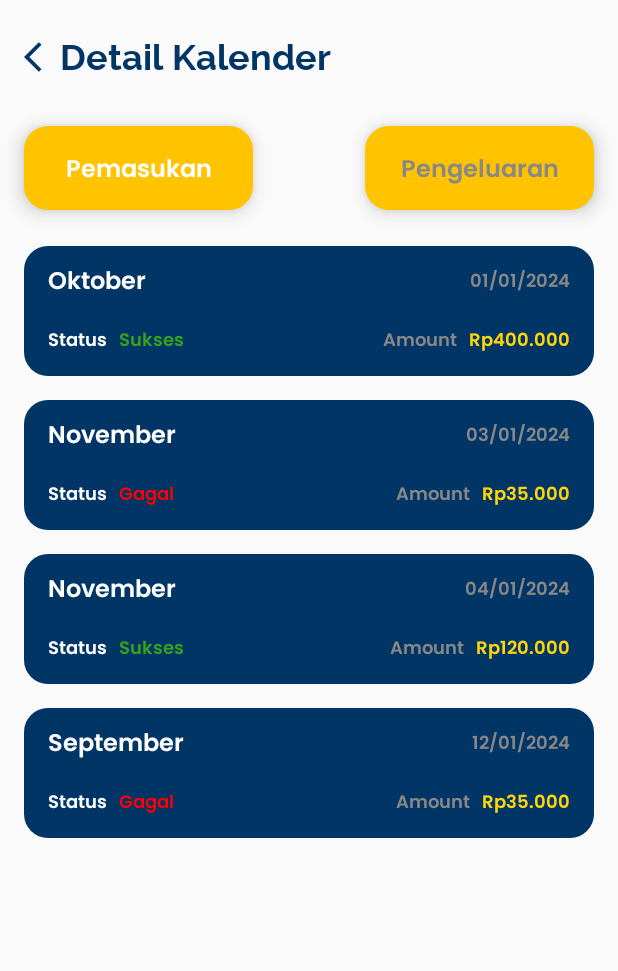
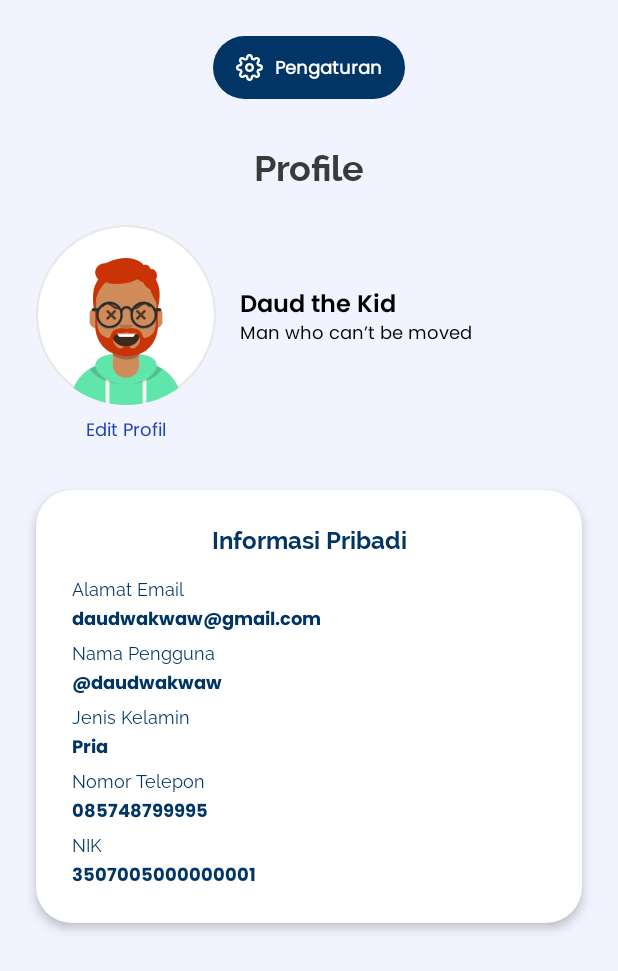
Before and after one commit to fanggadewangga/JurnalKas, an Android app built with Jetpack Compose: the screen it shows after launch (MainActivity), on a phone screen of 412 x 824 dp. Shown: the top 971 px of the screen. Run offline under Robolectric (Android 15) with nearby library versions, the light colour scheme and no system bars.

Commit message:
feat(profile): add profile screen

```diff
--- a/app/src/main/java/com/ptotakkanan/jurnalkas/feature/common/navigation/Navigation.kt
+++ b/app/src/main/java/com/ptotakkanan/jurnalkas/feature/common/navigation/Navigation.kt
@@ -13,6 +13,7 @@ import com.ptotakkanan.jurnalkas.feature.category.CategoryScreen
 import com.ptotakkanan.jurnalkas.feature.common.route.Screen
 import com.ptotakkanan.jurnalkas.feature.login.LoginScreen
 import com.ptotakkanan.jurnalkas.feature.note.NoteScreen
+import com.ptotakkanan.jurnalkas.feature.profile.ProfileScreen
 import com.ptotakkanan.jurnalkas.feature.recap.FinancialRecapScreen
 import com.ptotakkanan.jurnalkas.feature.register.RegisterScreen
 import com.ptotakkanan.jurnalkas.feature.wallet.WalletDetailScreen
@@ -27,7 +28,7 @@ fun Navigation() {
     val screenWidth = LocalConfiguration.current.screenWidthDp
     val screenHeight = LocalConfiguration.current.screenHeightDp
 
-    NavHost(navController = navController, startDestination = Screen.Calendar.route) {
+    NavHost(navController = navController, startDestination = Screen.Profile.route) {
 
         composable(route = Screen.Welcome.route) {
             WelcomeScreen(navController = navController)
@@ -72,5 +73,9 @@ fun Navigation() {
         composable(route = Screen.Calendar.route) {
             CalendarScreen(navController = navController, screenWidth = screenWidth)
         }
+
+        composable(route = Screen.Profile.route) {
+            ProfileScreen(navController = navController)
+        }
     }
 }
--- a/app/src/main/java/com/ptotakkanan/jurnalkas/feature/common/route/Screen.kt
+++ b/app/src/main/java/com/ptotakkanan/jurnalkas/feature/common/route/Screen.kt
@@ -14,6 +14,7 @@ sealed class Screen(val route: String) {
     data object FinancialRecap: Screen("financial_recap")
     data object Analysis: Screen("analysis")
     data object Calendar: Screen("calendar")
+    data object Profile: Screen("profile")
 
     fun withArgs(vararg args: String) = buildString {
         append(route)
--- /dev/null
+++ b/app/src/main/java/com/ptotakkanan/jurnalkas/feature/profile/ProfileScreen.kt
@@ -0,0 +1,75 @@
+package com.ptotakkanan.jurnalkas.feature.profile
+
+import androidx.compose.foundation.background
+import androidx.compose.foundation.layout.Arrangement
+import androidx.compose.foundation.layout.Column
+import androidx.compose.foundation.layout.Row
+import androidx.compose.foundation.layout.fillMaxSize
+import androidx.compose.foundation.layout.padding
+import androidx.compose.foundation.layout.size
+import androidx.compose.foundation.layout.width
+import androidx.compose.foundation.rememberScrollState
+import androidx.compose.foundation.verticalScroll
+import androidx.compose.runtime.Composable
+import androidx.compose.runtime.getValue
+import androidx.compose.ui.Alignment
+import androidx.compose.ui.Modifier
+import androidx.compose.ui.graphics.Color
+import androidx.compose.ui.text.font.FontWeight
+import androidx.compose.ui.unit.dp
+import androidx.compose.ui.unit.sp
+import androidx.lifecycle.viewmodel.compose.viewModel
+import androidx.navigation.NavController
+import coil.compose.AsyncImage
+import com.ptotakkanan.jurnalkas.R
+import com.ptotakkanan.jurnalkas.feature.common.components.AppButton
+import com.ptotakkanan.jurnalkas.feature.common.components.AppText
+import com.ptotakkanan.jurnalkas.feature.profile.page.EditableProfileScreen
+import com.ptotakkanan.jurnalkas.feature.profile.page.ViewOnlyProfileScreen
+import com.ptotakkanan.jurnalkas.theme.Typography
+import com.ptotakkanan.jurnalkas.theme.blue50
+import com.ptotakkanan.jurnalkas.theme.primary20
+
+@Composable
+fun ProfileScreen(navController: NavController, viewModel: ProfileViewModel = viewModel()) {
+
+    val state by viewModel.state
+
+    Column(
+        horizontalAlignment = Alignment.CenterHorizontally,
+        modifier = Modifier
+            .fillMaxSize()
+            .background(color = blue50)
+            .padding(start = 24.dp, top = 24.dp, end = 24.dp)
+            .verticalScroll(rememberScrollState())
+    ) {
+        AppButton(
+            onClick = { /*TODO*/ },
+            backgroundColor = primary20,
+            modifier = Modifier
+                .width(128.dp)
+        ) {
+            Row(
+                verticalAlignment = Alignment.CenterVertically,
+                horizontalArrangement = Arrangement.spacedBy(8.dp),
+            ) {
+                AsyncImage(
+                    model = R.drawable.ic_setting,
+                    contentDescription = "Setting icon",
+                    modifier = Modifier.size(18.dp)
+                )
+                AppText(
+                    text = "Pengaturan",
+                    color = Color.White,
+                    textStyle = Typography.bodyMedium()
+                        .copy(fontSize = 12.sp, fontWeight = FontWeight(700))
+                )
+            }
+        }
+
+        if (state.isEditable)
+            EditableProfileScreen(viewModel = viewModel, state = state)
+        else
+            ViewOnlyProfileScreen(viewModel = viewModel, state = state)
+    }
+}
--- /dev/null
+++ b/app/src/main/java/com/ptotakkanan/jurnalkas/feature/profile/ProfileState.kt
@@ -0,0 +1,11 @@
+package com.ptotakkanan.jurnalkas.feature.profile
+
+data class ProfileState(
+    val email: String = "daudwakwaw@gmail.com",
+    val name: String = "@daudwakwaw",
+    val password: String = "abc123",
+    val gender: String = "Pria",
+    val phone: String = "085748799995",
+    val nik: String = "3507005000000001",
+    val isEditable: Boolean = false
+)
--- /dev/null
+++ b/app/src/main/java/com/ptotakkanan/jurnalkas/feature/profile/ProfileViewModel.kt
@@ -0,0 +1,56 @@
+package com.ptotakkanan.jurnalkas.feature.profile
+
+import androidx.compose.runtime.mutableStateOf
+import androidx.lifecycle.ViewModel
+import androidx.lifecycle.viewModelScope
+import com.ptotakkanan.jurnalkas.feature.util.state.SelectionOption
+import kotlinx.coroutines.channels.Channel
+import kotlinx.coroutines.flow.receiveAsFlow
+import kotlinx.coroutines.launch
+
+class ProfileViewModel: ViewModel() {
+
+    private val _state = mutableStateOf(ProfileState())
+    val state = _state
+
+    private val _gender = listOf(
+        SelectionOption("Pria", true),
+        SelectionOption("Wanita", false),
+    )
+
+    private val channel = Channel<UiEvent>()
+    val eventFlow = channel.receiveAsFlow()
+
+    fun onEvent(event: ProfileEvent) {
+        when(event) {
+            is ProfileEvent.EnterEmail -> {
+                _state.value = _state.value.copy(email = event.value)
+            }
+            is ProfileEvent.EnterName -> {
+                _state.value = _state.value.copy(name = event.value)
+            }
+            is ProfileEvent.EnterPassword -> {
+                _state.value = _state.value.copy(password = event.value)
+            }
+            is ProfileEvent.EnterGender -> {
+                _state.value = _state.value.copy(gender = event.value)
+            }
+            is ProfileEvent.EnterPhone -> {
+                _state.value = _state.value.copy(phone = event.value)
+            }
+            is ProfileEvent.EnterNik -> {
+                _state.value = _state.value.copy(nik = event.value)
+            }
+            is ProfileEvent.SwitchToEditable -> {
+                _state.value = _state.value.copy(isEditable = event.value)
+                viewModelScope.launch {
+                    channel.send(UiEvent.SwitchToEditable)
+                }
+            }
+        }
+    }
+
+    sealed class UiEvent {
+        data object SwitchToEditable: UiEvent()
+    }
+}
--- /dev/null
+++ b/app/src/main/java/com/ptotakkanan/jurnalkas/feature/profile/components/ViewOnlyProfileItem.kt
@@ -0,0 +1,50 @@
+package com.ptotakkanan.jurnalkas.feature.profile.components
+
+import androidx.compose.foundation.layout.Arrangement
+import androidx.compose.foundation.layout.Column
+import androidx.compose.foundation.layout.Spacer
+import androidx.compose.foundation.layout.fillMaxWidth
+import androidx.compose.foundation.layout.height
+import androidx.compose.material3.Divider
+import androidx.compose.runtime.Composable
+import androidx.compose.ui.Modifier
+import androidx.compose.ui.graphics.Color
+import androidx.compose.ui.text.TextStyle
+import androidx.compose.ui.text.font.Font
+import androidx.compose.ui.text.font.FontFamily
+import androidx.compose.ui.text.font.FontWeight
+import androidx.compose.ui.unit.dp
+import androidx.compose.ui.unit.sp
+import com.ptotakkanan.jurnalkas.R
+import com.ptotakkanan.jurnalkas.feature.common.components.AppText
+
+@Composable
+fun ViewOnlyProfileItem(
+    modifier: Modifier = Modifier,
+    title: String,
+    value: String,
+) {
+    Column(
+        verticalArrangement = Arrangement.spacedBy(4.dp),
+        modifier = modifier
+    ) {
+        AppText(
+            text = title,
+            textStyle = TextStyle(
+                fontFamily = FontFamily(Font(R.font.raleway)),
+                fontSize = 12.sp,
+                fontWeight = FontWeight(500)
+            ),
+            color = Color(0xFF003566)
+        )
+        AppText(
+            text = value,
+            textStyle = TextStyle(
+                fontFamily = FontFamily(Font(R.font.poppins_bold)),
+                fontSize = 12.sp,
+                fontWeight = FontWeight(500)
+            ),
+            color = Color(0xFF003566)
+        )
+    }
+}
--- /dev/null
+++ b/app/src/main/java/com/ptotakkanan/jurnalkas/feature/profile/page/ViewOnlyProfileScreen.kt
@@ -0,0 +1,146 @@
+package com.ptotakkanan.jurnalkas.feature.profile.page
+
+import androidx.compose.foundation.clickable
+import androidx.compose.foundation.layout.Arrangement
+import androidx.compose.foundation.layout.Column
+import androidx.compose.foundation.layout.Row
+import androidx.compose.foundation.layout.Spacer
+import androidx.compose.foundation.layout.fillMaxWidth
+import androidx.compose.foundation.layout.height
+import androidx.compose.foundation.layout.padding
+import androidx.compose.foundation.layout.size
+import androidx.compose.foundation.shape.RoundedCornerShape
+import androidx.compose.material3.Card
+import androidx.compose.material3.CardDefaults
+import androidx.compose.runtime.Composable
+import androidx.compose.ui.Alignment
+import androidx.compose.ui.Modifier
+import androidx.compose.ui.graphics.Color
+import androidx.compose.ui.layout.ContentScale
+import androidx.compose.ui.text.TextStyle
+import androidx.compose.ui.text.font.Font
+import androidx.compose.ui.text.font.FontFamily
+import androidx.compose.ui.text.font.FontWeight
+import androidx.compose.ui.unit.dp
+import androidx.compose.ui.unit.sp
+import coil.compose.AsyncImage
+import com.ptotakkanan.jurnalkas.R
+import com.ptotakkanan.jurnalkas.feature.common.components.AppText
+import com.ptotakkanan.jurnalkas.feature.profile.ProfileEvent
+import com.ptotakkanan.jurnalkas.feature.profile.ProfileState
+import com.ptotakkanan.jurnalkas.feature.profile.ProfileViewModel
+import com.ptotakkanan.jurnalkas.feature.profile.components.ViewOnlyProfileItem
+import com.ptotakkanan.jurnalkas.theme.Typography
+import com.ptotakkanan.jurnalkas.theme.blue10
+import com.ptotakkanan.jurnalkas.theme.primary20
+
+@Composable
+fun ViewOnlyProfileScreen(
+    viewModel: ProfileViewModel,
+    state: ProfileState,
+) {
+    Spacer(modifier = Modifier.height(32.dp))
+    AppText(
+        text = "Profile",
+        color = Color(0xFF3A3A3A),
+        textStyle = TextStyle(
+            fontFamily = FontFamily(Font(R.font.raleway_bold)),
+            fontSize = 24.sp,
+            fontWeight = FontWeight(700)
+        )
+    )
+    Spacer(modifier = Modifier.height(24.dp))
+    Row(
+        verticalAlignment = Alignment.CenterVertically,
+        horizontalArrangement = Arrangement.spacedBy(16.dp),
+        modifier = Modifier.fillMaxWidth()
+    ) {
+        Column(
+            horizontalAlignment = Alignment.CenterHorizontally
+        ) {
+            AsyncImage(
+                model = R.drawable.iv_default_avatar,
+                contentDescription = "Avatar",
+                contentScale = ContentScale.FillWidth,
+                modifier = Modifier
+                    .size(120.dp)
+            )
+            Spacer(modifier = Modifier.height(8.dp))
+            AppText(
+                text = "Edit Profil",
+                textStyle = Typography.bodyMedium().copy(fontSize = 12.sp),
+                color = blue10,
+                modifier = Modifier.clickable {
+                    viewModel.onEvent(ProfileEvent.SwitchToEditable(true))
+                }
+            )
+        }
+        Column {
+            AppText(
+                text = "Daud the Kid",
+                textStyle = Typography.titleMedium().copy(fontSize = 16.sp)
+            )
+            AppText(
+                text = "Man who can’t be moved",
+                textStyle = Typography.bodyMedium().copy(fontSize = 12.sp)
+            )
+            Spacer(modifier = Modifier.height(24.dp))
+        }
+
+    }
+    Spacer(modifier = Modifier.height(32.dp))
+    Card(
+        shape = RoundedCornerShape(24.dp),
+        colors = CardDefaults.cardColors(containerColor = Color.White),
+        elevation = CardDefaults.cardElevation(4.dp),
+        modifier = Modifier
+            .fillMaxWidth()
+    ) {
+        Spacer(modifier = Modifier.height(24.dp))
+        AppText(
+            text = "Informasi Pribadi",
+            textStyle = TextStyle(
+                fontFamily = FontFamily(Font(R.font.raleway_bold)),
+                fontSize = 16.sp,
+                fontWeight = FontWeight(700)
+            ),
+            color = primary20,
+            modifier = Modifier.align(Alignment.CenterHorizontally)
+        )
+        ViewOnlyProfileItem(
+            title = "Alamat Email",
+            value = state.email,
+            modifier = Modifier
+                .fillMaxWidth()
+                .padding(start = 24.dp, top = 16.dp, end = 24.dp)
+        )
+        ViewOnlyProfileItem(
+            title = "Nama Pengguna",
+            value = state.name,
+            modifier = Modifier
+                .fillMaxWidth()
+                .padding(start = 24.dp, top = 8.dp, end = 24.dp)
+        )
+        ViewOnlyProfileItem(
+            title = "Jenis Kelamin",
+            value = state.gender,
+            modifier = Modifier
+                .fillMaxWidth()
+                .padding(start = 24.dp, top = 8.dp, end = 24.dp)
+        )
+        ViewOnlyProfileItem(
+            title = "Nomor Telepon",
+            value = state.phone,
+            modifier = Modifier
+                .fillMaxWidth()
+                .padding(start = 24.dp, top = 8.dp, end = 24.dp)
+        )
+        ViewOnlyProfileItem(
+            title = "NIK",
+            value = state.nik,
+            modifier = Modifier
+                .fillMaxWidth()
+                .padding(start = 24.dp, top = 8.dp, end = 24.dp, bottom = 24.dp)
+        )
+    }
+}
--- /dev/null
+++ b/app/src/main/res/drawable/ic_check.xml
@@ -0,0 +1,5 @@
+<vector android:height="24dp" android:tint="#000000"
+    android:viewportHeight="24" android:viewportWidth="24"
+    android:width="24dp" xmlns:android="http://schemas.android.com/apk/res/android">
+    <path android:fillColor="@android:color/white" android:pathData="M9,16.17L4.83,12l-1.42,1.41L9,19 21,7l-1.41,-1.41z"/>
+</vector>
--- /dev/null
+++ b/app/src/main/res/drawable/ic_edit.xml
@@ -0,0 +1,5 @@
+<vector android:height="24dp" android:tint="#000000"
+    android:viewportHeight="24" android:viewportWidth="24"
+    android:width="24dp" xmlns:android="http://schemas.android.com/apk/res/android">
+    <path android:fillColor="@android:color/white" android:pathData="M3,17.25V21h3.75L17.81,9.94l-3.75,-3.75L3,17.25zM20.71,7.04c0.39,-0.39 0.39,-1.02 0,-1.41l-2.34,-2.34c-0.39,-0.39 -1.02,-0.39 -1.41,0l-1.83,1.83 3.75,3.75 1.83,-1.83z"/>
+</vector>
--- /dev/null
+++ b/app/src/main/res/drawable/ic_person.xml
@@ -0,0 +1,5 @@
+<vector android:height="24dp" android:tint="#000000"
+    android:viewportHeight="24" android:viewportWidth="24"
+    android:width="24dp" xmlns:android="http://schemas.android.com/apk/res/android">
+    <path android:fillColor="@android:color/white" android:pathData="M12,12c2.21,0 4,-1.79 4,-4s-1.79,-4 -4,-4 -4,1.79 -4,4 1.79,4 4,4zM12,14c-2.67,0 -8,1.34 -8,4v2h16v-2c0,-2.66 -5.33,-4 -8,-4z"/>
+</vector>
```
Also changed, not shown: app/src/main/java/com/ptotakkanan/jurnalkas/feature/profile/ProfileEvent.kt (added, +11 -0 lines), app/src/main/java/com/ptotakkanan/jurnalkas/feature/profile/TaxScreen.kt (added, +9 -0 lines), app/src/main/java/com/ptotakkanan/jurnalkas/feature/profile/components/EditableProfileItem.kt (added, +50 -0 lines), app/src/main/java/com/ptotakkanan/jurnalkas/feature/profile/page/EditableProfileScreen.kt (added, +219 -0 lines), app/src/main/res/drawable/iv_default_avatar.png (added).
